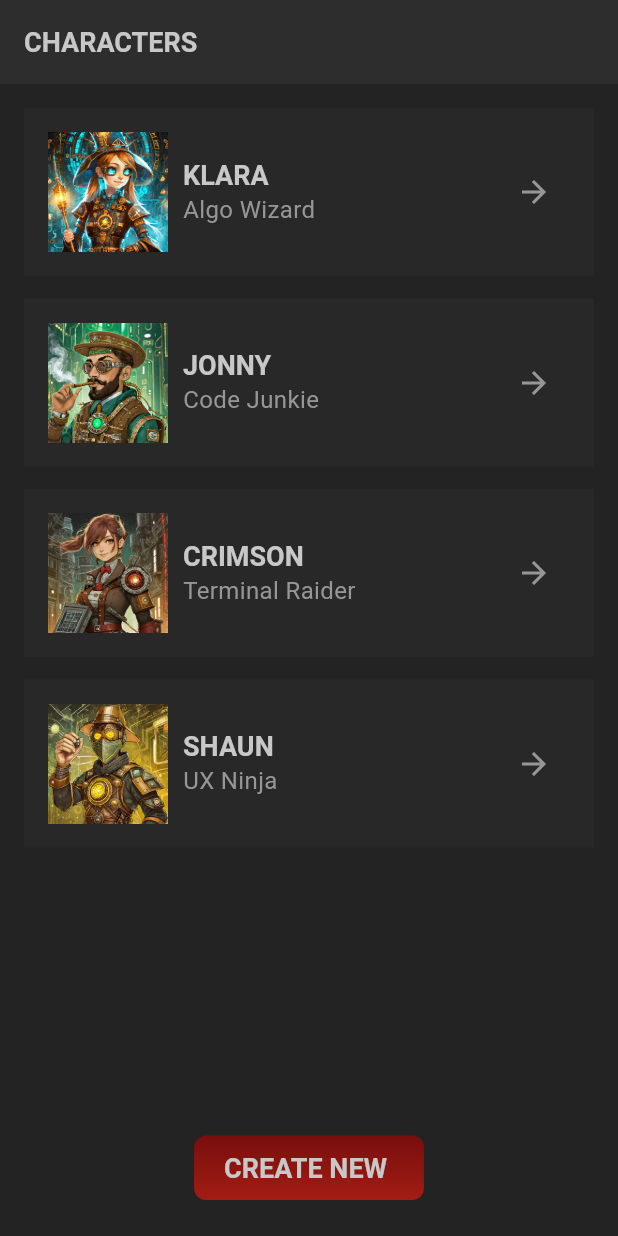
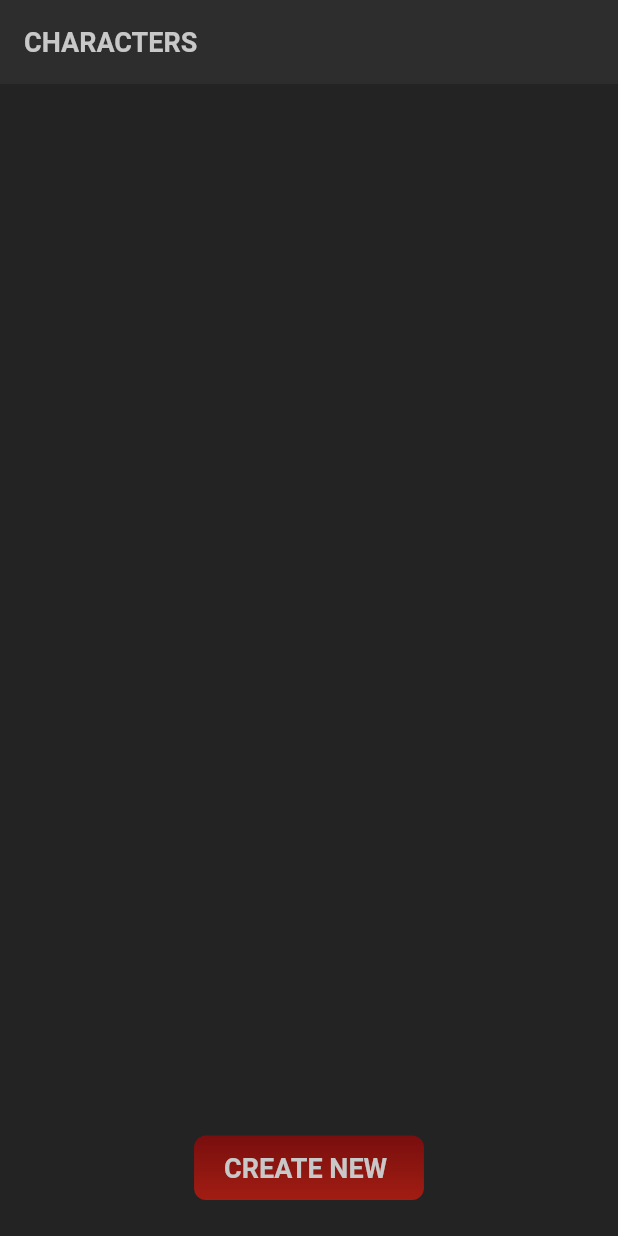
Before and after one commit to mohit23bisht/flutter_rpg, a Flutter app: the screen it shows after launch, on a phone screen of 412 x 824 dp. Run offline on Flutter 3.47's test engine with Material 3 defaults, Android fonts, the phone set to English and light mode, and no system bars; our stand-ins replace cloud_firestore, firebase_core, google_fonts; accounts and stored records are empty; Roboto replaces fonts that are missing (Kanit).

Commit message:
code updated

```diff
--- a/lib/models/character.dart
+++ b/lib/models/character.dart
@@ -4,9 +4,10 @@
 //     -> slogan (string)
 //     -> isFav (boolean)
 
-import 'package:flutter_rpg_test/models/skill.dart';
-import 'package:flutter_rpg_test/models/stats.dart';
-import 'package:flutter_rpg_test/models/vocation.dart';
+import 'package:cloud_firestore/cloud_firestore.dart';
+import 'package:flutter_rpg/models/skill.dart';
+import 'package:flutter_rpg/models/stats.dart';
+import 'package:flutter_rpg/models/vocation.dart';
 
 class Character with Stats {
   final Set<Skill> skills = {};
@@ -33,31 +34,81 @@ class Character with Stats {
     required this.slogan,
     required this.vocation,
   });
+
+  // character to firestore (map)
+  Map<String, dynamic> toFirestore() {
+    return {
+      'name': name,
+      'slogan': slogan,
+      'isFav': _isFav,
+      'vocation': vocation.toString(),
+      'skills': skills.map((s) => s.id).toList(),
+      'stats': statAsMap,
+      'points': points,
+    };
+  }
+
+ // character from firestore
+  factory Character.fromFirestore(
+    DocumentSnapshot<Map<String, dynamic>> snapshot,
+    SnapshotOptions? options,
+  ) {
+    // get data from snapshot
+    final data = snapshot.data()!;
+
+    // make character instance
+    Character character = Character(
+      name: data['name'],
+      vocation: Vocation.values.firstWhere(
+        (v) => v.toString() == data['vocation'],
+      ),
+      slogan: data['slogan'],
+      id: snapshot.id,
+    );
+
+    // update skills
+    for (String id in data['skills']) {
+      Skill skill = allSkills.firstWhere((element) => element.id == id);
+      character.updateSkill(skill);
+    }
+
+    // set isFav
+    if (data['isFav'] == true) {
+      character.toggleIsFav();
+    }
+    // update stats & points
+    character.setStats(points: data['points'], stats: data['stats']);
+
+    return character;
+  }
 }
+
+
+
 // dummy character data
-List<Character> characters = [
-  Character(
-    id: '1',
-    name: 'Klara',
-    vocation: Vocation.wizard,
-    slogan: 'Kapumf!',
-  ),
-  Character(
-    id: '2',
-    name: 'Jonny',
-    vocation: Vocation.junkie,
-    slogan: 'Light me up...',
-  ),
-  Character(
-    id: '3',
-    name: 'Crimson',
-    vocation: Vocation.raider,
-    slogan: 'Fire in the hole!',
-  ),
-  Character(
-    id: '4',
-    name: 'Shaun',
-    vocation: Vocation.ninja,
-    slogan: 'Alright then gang.',
-  ),
-];
+// List<Character> characters = [
+//   Character(
+//     id: '1',
+//     name: 'Klara',
+//     vocation: Vocation.wizard,
+//     slogan: 'Kapumf!',
+//   ),
+//   Character(
+//     id: '2',
+//     name: 'Jonny',
+//     vocation: Vocation.junkie,
+//     slogan: 'Light me up...',
+//   ),
+//   Character(
+//     id: '3',
+//     name: 'Crimson',
+//     vocation: Vocation.raider,
+//     slogan: 'Fire in the hole!',
+//   ),
+//   Character(
+//     id: '4',
+//     name: 'Shaun',
+//     vocation: Vocation.ninja,
+//     slogan: 'Alright then gang.',
+//   ),
+// ];
--- a/lib/models/skill.dart
+++ b/lib/models/skill.dart
@@ -1,4 +1,4 @@
-import 'package:flutter_rpg_test/models/vocation.dart';
+import 'package:flutter_rpg/models/vocation.dart';
 
 class Skill {
   final String id;
--- a/lib/screens/create/vocation_card.dart
+++ b/lib/screens/create/vocation_card.dart
@@ -1,6 +1,6 @@
 import 'package:flutter/material.dart';
-import 'package:flutter_rpg_test/models/vocation.dart';
-import 'package:flutter_rpg_test/shared/styled_text.dart';
+import 'package:flutter_rpg/models/vocation.dart';
+import 'package:flutter_rpg/shared/styled_text.dart';
 import 'package:uuid/uuid.dart';
 
 
--- a/lib/screens/profile/skill_list.dart
+++ b/lib/screens/profile/skill_list.dart
@@ -1,7 +1,7 @@
 import 'package:flutter/material.dart';
-import 'package:flutter_rpg_test/models/character.dart';
-import 'package:flutter_rpg_test/models/skill.dart';
-import 'package:flutter_rpg_test/shared/styled_text.dart';
+import 'package:flutter_rpg/models/character.dart';
+import 'package:flutter_rpg/models/skill.dart';
+import 'package:flutter_rpg/shared/styled_text.dart';
 
 class SkillList extends StatefulWidget {
   const SkillList(this.character, {super.key});
--- a/lib/screens/profile/stat_table.dart
+++ b/lib/screens/profile/stat_table.dart
@@ -1,7 +1,7 @@
 import 'package:flutter/material.dart';
-import 'package:flutter_rpg_test/models/character.dart';
-import 'package:flutter_rpg_test/shared/styled_text.dart';
-import 'package:flutter_rpg_test/theme.dart';
+import 'package:flutter_rpg/models/character.dart';
+import 'package:flutter_rpg/shared/styled_text.dart';
+import 'package:flutter_rpg/theme.dart';
 
 class StatTable extends StatefulWidget {
   const StatTable(this.character, {super.key});
--- a/lib/services/character_store.dart
+++ b/lib/services/character_store.dart
@@ -1,38 +1,15 @@
 import 'package:flutter/material.dart';
-import 'package:flutter_rpg_test/models/character.dart';
-import 'package:flutter_rpg_test/models/vocation.dart';
+import 'package:flutter_rpg/models/character.dart';
+import 'package:flutter_rpg/services/firestore_service.dart';
 
 class CharacterStore extends ChangeNotifier {
   final List<Character> _characters = [
-    Character(
-      id: '1',
-      name: 'Klara',
-      vocation: Vocation.wizard,
-      slogan: 'Kapumf!',
-    ),
-    Character(
-      id: '2',
-      name: 'Jonny',
-      vocation: Vocation.junkie,
-      slogan: 'Light me up...',
-    ),
-    Character(
-      id: '3',
-      name: 'Crimson',
-      vocation: Vocation.raider,
-      slogan: 'Fire in the hole!',
-    ),
-    Character(
-      id: '4',
-      name: 'Shaun',
-      vocation: Vocation.ninja,
-      slogan: 'Alright then gang.',
-    ),
   ];
 
   List<Character> get characters => _characters;
 
   void addCharacter(Character character) {
+    FirestoreService.addCharacter(character);
     _characters.add(character);
     notifyListeners();
   }
--- a/lib/services/firestore_service.dart
+++ b/lib/services/firestore_service.dart
@@ -1,8 +1,20 @@
 import 'package:cloud_firestore/cloud_firestore.dart';
+import 'package:flutter_rpg/models/character.dart';
 
 class FirestoreService {
 
-  static final ref = FirebaseFirestore.instance.collection('characters');
-
+  static final ref = FirebaseFirestore.instance.collection('characters')
+   .withConverter(
+        fromFirestore: Character.fromFirestore,
+        toFirestore: (Character c, _) => c.toFirestore(),
+      );
+// add a new character
+  static Future<void> addCharacter(Character character) async {
+    await ref.doc(character.id).set(character);
+  }
+// get characters once
+  static Future<QuerySnapshot<Character>> getCharactersOnce() {
+    return ref.get();
+  }
 
 }
--- a/lib/shared/styled_button.dart
+++ b/lib/shared/styled_button.dart
@@ -1,5 +1,5 @@
 import 'package:flutter/material.dart';
-import 'package:flutter_rpg_test/theme.dart';
+import 'package:flutter_rpg/theme.dart';
 
 class StyledButton extends StatelessWidget {
   const StyledButton({super.key,required this.child, required this.onPressed});
--- a/pubspec.yaml
+++ b/pubspec.yaml
@@ -1,4 +1,4 @@
-name: flutter_rpg_test
+name: flutter_rpg
 description: "A new Flutter project."
 # The following line prevents the package from being accidentally published to
 # pub.dev using `flutter pub publish`. This is preferred for private packages.
@@ -56,6 +56,8 @@ dev_dependencies:
 
 # The following section is specific to Flutter packages.
 flutter:
+  config:
+    enable-swift-package-manager: true
 
   # The following line ensures that the Material Icons font is
   # included with your application, so that you can use the icons in
```
Also changed, not shown: lib/main.dart (+8 -4 lines), lib/models/stats.dart (+9 -0 lines), lib/screens/create/create.dart (+8 -8 lines), lib/screens/home/character_card.dart (+4 -4 lines), lib/screens/home/home.dart (+5 -6 lines), lib/screens/profile/profile.dart (+5 -5 lines), pubspec.lock, 46 other files.
